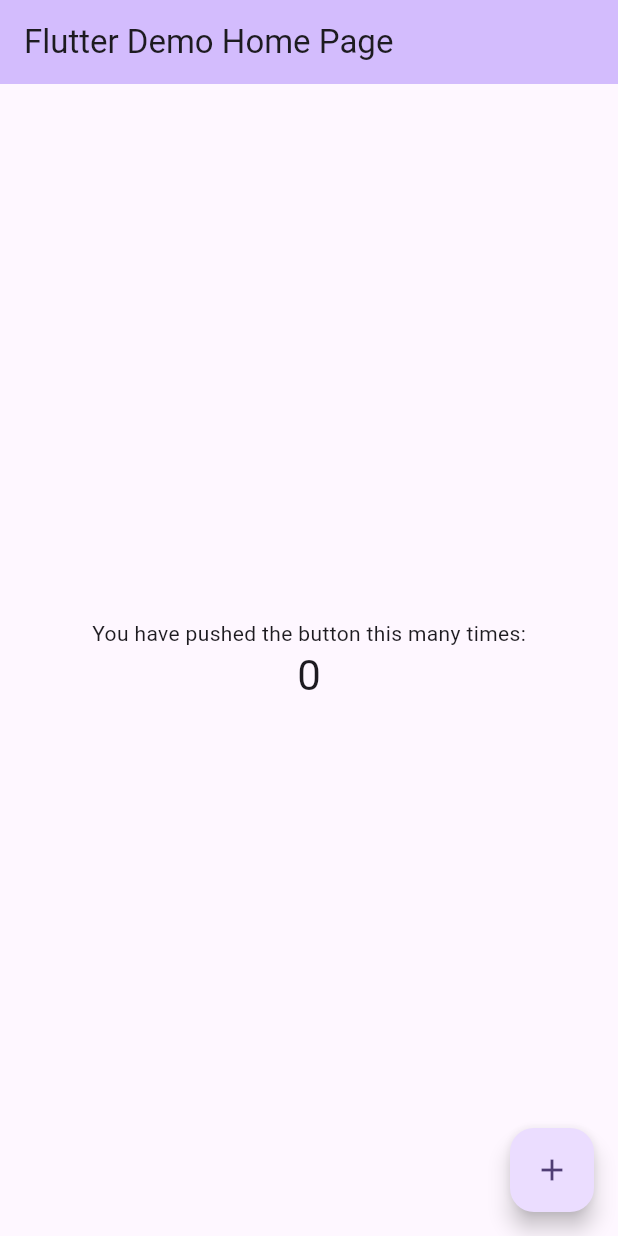
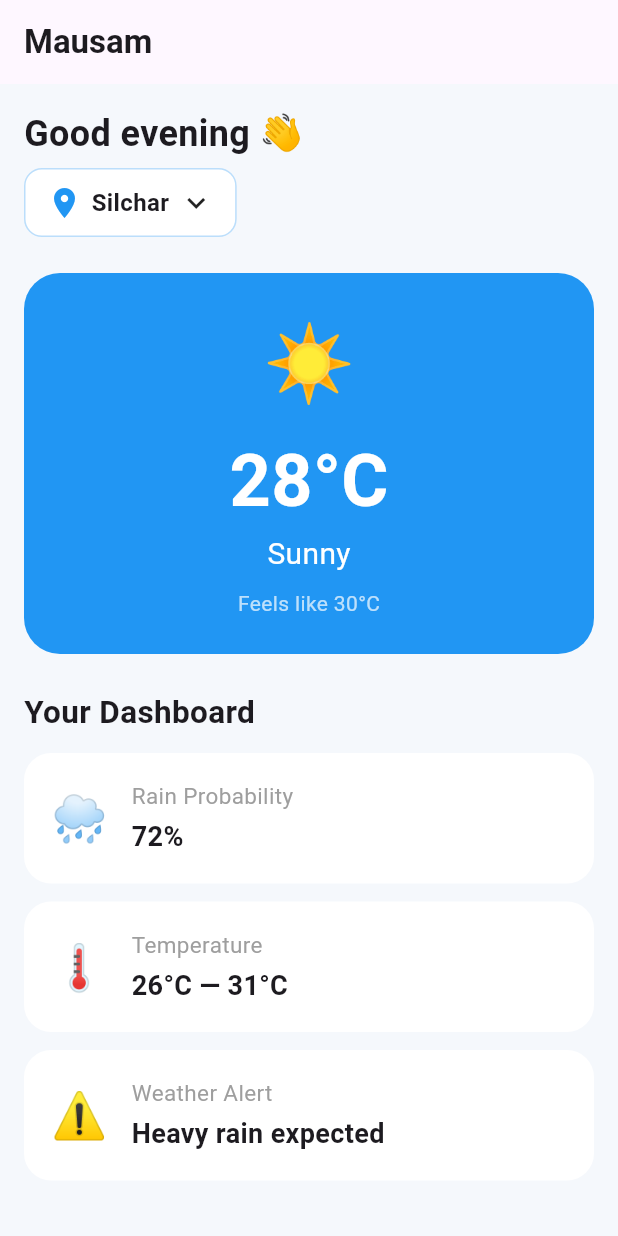
Before and after one commit to ankitrajisrocking-debug/SIH-26076-Mausam, a Flutter app: the screen it shows after launch, on a phone screen of 412 x 824 dp. Run offline on Flutter 3.47's test engine with Material 3 defaults, Android fonts, the light colour scheme and no system bars.

Commit message:
Update Flutter app UI

```diff
--- a/lib/main.dart
+++ b/lib/main.dart
@@ -1,121 +1,329 @@
+
 import 'package:flutter/material.dart';
 
 void main() {
-  runApp(const MyApp());
+  runApp(const MausamApp());
 }
 
-class MyApp extends StatelessWidget {
-  const MyApp({super.key});
+class MausamApp extends StatelessWidget {
+  const MausamApp({super.key});
 
-  // This widget is the root of your application.
   @override
   Widget build(BuildContext context) {
     return MaterialApp(
-      title: 'Flutter Demo',
+      debugShowCheckedModeBanner: false,
+      title: 'Mausam',
       theme: ThemeData(
-        // This is the theme of your application.
-        //
-        // TRY THIS: Try running your application with "flutter run". You'll see
-        // the application has a purple toolbar. Then, without quitting the app,
-        // try changing the seedColor in the colorScheme below to Colors.green
-        // and then invoke "hot reload" (save your changes or press the "hot
-        // reload" button in a Flutter-supported IDE, or press "r" if you used
-        // the command line to start the app).
-        //
-        // Notice that the counter didn't reset back to zero; the application
-        // state is not lost during the reload. To reset the state, use hot
-        // restart instead.
-        //
-        // This works for code too, not just values: Most code changes can be
-        // tested with just a hot reload.
-        colorScheme: .fromSeed(seedColor: Colors.deepPurple),
+        primarySwatch: Colors.blue,
+        scaffoldBackgroundColor: const Color(0xFFF5F8FC),
       ),
-      home: const MyHomePage(title: 'Flutter Demo Home Page'),
+      home: const HomePage(),
     );
   }
 }
 
-class MyHomePage extends StatefulWidget {
-  const MyHomePage({super.key, required this.title});
-
-  // This widget is the home page of your application. It is stateful, meaning
-  // that it has a State object (defined below) that contains fields that affect
-  // how it looks.
-
-  // This class is the configuration for the state. It holds the values (in this
-  // case the title) provided by the parent (in this case the App widget) and
-  // used by the build method of the State. Fields in a Widget subclass are
-  // always marked "final".
-
-  final String title;
+class HomePage extends StatefulWidget {
+  const HomePage({super.key});
 
   @override
-  State<MyHomePage> createState() => _MyHomePageState();
+  State<HomePage> createState() => _HomePageState();
 }
 
-class _MyHomePageState extends State<MyHomePage> {
-  int _counter = 0;
+class _HomePageState extends State<HomePage> {
+  String selectedCity = 'Silchar';
 
-  void _incrementCounter() {
-    setState(() {
-      // This call to setState tells the Flutter framework that something has
-      // changed in this State, which causes it to rerun the build method below
-      // so that the display can reflect the updated values. If we changed
-      // _counter without calling setState(), then the build method would not be
-      // called again, and so nothing would appear to happen.
-      _counter++;
-    });
+  // Temporary list.
+  // Later this will come from our backend.
+  final List<String> cities = [
+    'Silchar',
+    'Guwahati',
+    'Kolkata',
+    'Delhi',
+    'Mumbai',
+    'Bengaluru',
+    'Chennai',
+    'Hyderabad',
+    'Pune',
+    'Jaipur',
+    'Lucknow',
+    'Patna',
+    'Bhopal',
+    'Bhubaneswar',
+    'Ranchi',
+    'Shillong',
+    'Agartala',
+  ];
+
+  void selectLocation() {
+    showModalBottomSheet(
+      context: context,
+      isScrollControlled: true,
+      builder: (context) {
+        return SafeArea(
+          child: SizedBox(
+            height: MediaQuery.of(context).size.height * 0.75,
+            child: Column(
+              children: [
+                const Padding(
+                  padding: EdgeInsets.all(20),
+                  child: Text(
+                    'Select Location',
+                    style: TextStyle(
+                      fontSize: 22,
+                      fontWeight: FontWeight.bold,
+                    ),
+                  ),
+                ),
+
+                const Divider(),
+
+                Expanded(
+                  child: ListView.builder(
+                    itemCount: cities.length,
+                    itemBuilder: (context, index) {
+                      final city = cities[index];
+
+                      return ListTile(
+                        leading: const Icon(
+                          Icons.location_city,
+                          color: Colors.blue,
+                        ),
+                        title: Text(city),
+                        trailing: city == selectedCity
+                            ? const Icon(
+                                Icons.check,
+                                color: Colors.blue,
+                              )
+                            : null,
+                        onTap: () {
+                          setState(() {
+                            selectedCity = city;
+                          });
+
+                          Navigator.pop(context);
+                        },
+                      );
+                    },
+                  ),
+                ),
+              ],
+            ),
+          ),
+        );
+      },
+    );
   }
 
   @override
   Widget build(BuildContext context) {
-    // This method is rerun every time setState is called, for instance as done
-    // by the _incrementCounter method above.
-    //
-    // The Flutter framework has been optimized to make rerunning build methods
-    // fast, so that you can just rebuild anything that needs updating rather
-    // than having to individually change instances of widgets.
     return Scaffold(
       appBar: AppBar(
-        // TRY THIS: Try changing the color here to a specific color (to
-        // Colors.amber, perhaps?) and trigger a hot reload to see the AppBar
-        // change color while the other colors stay the same.
-        backgroundColor: Theme.of(context).colorScheme.inversePrimary,
-        // Here we take the value from the MyHomePage object that was created by
-        // the App.build method, and use it to set our appbar title.
-        title: Text(widget.title),
+        title: const Text(
+          'Mausam',
+          style: TextStyle(
+            fontWeight: FontWeight.bold,
+          ),
+        ),
+        centerTitle: false,
       ),
-      body: Center(
-        // Center is a layout widget. It takes a single child and positions it
-        // in the middle of the parent.
+
+      body: SingleChildScrollView(
+        padding: const EdgeInsets.all(16),
+
         child: Column(
-          // Column is also a layout widget. It takes a list of children and
-          // arranges them vertically. By default, it sizes itself to fit its
-          // children horizontally, and tries to be as tall as its parent.
-          //
-          // Column has various properties to control how it sizes itself and
-          // how it positions its children. Here we use mainAxisAlignment to
-          // center the children vertically; the main axis here is the vertical
-          // axis because Columns are vertical (the cross axis would be
-          // horizontal).
-          //
-          // TRY THIS: Invoke "debug painting" (choose the "Toggle Debug Paint"
-          // action in the IDE, or press "p" in the console), to see the
-          // wireframe for each widget.
-          mainAxisAlignment: .center,
+          crossAxisAlignment: CrossAxisAlignment.start,
           children: [
-            const Text('You have pushed the button this many times:'),
-            Text(
-              '$_counter',
-              style: Theme.of(context).textTheme.headlineMedium,
+
+            const Text(
+              'Good evening 👋',
+              style: TextStyle(
+                fontSize: 24,
+                fontWeight: FontWeight.bold,
+              ),
+            ),
+
+            const SizedBox(height: 6),
+
+            // LOCATION BUTTON
+            GestureDetector(
+              onTap: selectLocation,
+              child: Container(
+                padding: const EdgeInsets.symmetric(
+                  horizontal: 14,
+                  vertical: 10,
+                ),
+                decoration: BoxDecoration(
+                  color: Colors.white,
+                  borderRadius: BorderRadius.circular(12),
+                  border: Border.all(
+                    color: Colors.blue.shade100,
+                  ),
+                ),
+                child: Row(
+                  mainAxisSize: MainAxisSize.min,
+                  children: [
+                    const Icon(
+                      Icons.location_on,
+                      color: Colors.blue,
+                    ),
+
+                    const SizedBox(width: 6),
+
+                    Text(
+                      selectedCity,
+                      style: const TextStyle(
+                        fontSize: 16,
+                        fontWeight: FontWeight.w600,
+                      ),
+                    ),
+
+                    const SizedBox(width: 6),
+
+                    const Icon(
+                      Icons.keyboard_arrow_down,
+                    ),
+                  ],
+                ),
+              ),
+            ),
+
+            const SizedBox(height: 24),
+
+            // Main weather card
+            Container(
+              width: double.infinity,
+              padding: const EdgeInsets.all(24),
+
+              decoration: BoxDecoration(
+                color: Colors.blue,
+                borderRadius: BorderRadius.circular(24),
+              ),
+
+              child: Column(
+                children: const [
+
+                  Text(
+                    '☀️',
+                    style: TextStyle(fontSize: 50),
+                  ),
+
+                  SizedBox(height: 8),
+
+                  Text(
+                    '28°C',
+                    style: TextStyle(
+                      fontSize: 48,
+                      fontWeight: FontWeight.bold,
+                      color: Colors.white,
+                    ),
+                  ),
+
+                  Text(
+                    'Sunny',
+                    style: TextStyle(
+                      fontSize: 20,
+                      color: Colors.white,
+                    ),
+                  ),
+
+                  SizedBox(height: 8),
+
+                  Text(
+                    'Feels like 30°C',
+                    style: TextStyle(
+                      color: Colors.white70,
+                    ),
+                  ),
+                ],
+              ),
+            ),
+
+            const SizedBox(height: 24),
+
+            const Text(
+              'Your Dashboard',
+              style: TextStyle(
+                fontSize: 21,
+                fontWeight: FontWeight.bold,
+              ),
+            ),
+
+            const SizedBox(height: 12),
+
+            _infoCard(
+              icon: '🌧️',
+              title: 'Rain Probability',
+              value: '72%',
+            ),
+
+            _infoCard(
+              icon: '🌡️',
+              title: 'Temperature',
+              value: '26°C — 31°C',
+            ),
+
+            _infoCard(
+              icon: '⚠️',
+              title: 'Weather Alert',
+              value: 'Heavy rain expected',
             ),
           ],
         ),
       ),
-      floatingActionButton: FloatingActionButton(
-        onPressed: _incrementCounter,
-        tooltip: 'Increment',
-        child: const Icon(Icons.add),
+    );
+  }
+
+  static Widget _infoCard({
+    required String icon,
+    required String title,
+    required String value,
+  }) {
+    return Container(
+      width: double.infinity,
+      margin: const EdgeInsets.only(bottom: 12),
+      padding: const EdgeInsets.all(18),
+
+      decoration: BoxDecoration(
+        color: Colors.white,
+        borderRadius: BorderRadius.circular(18),
+      ),
+
+      child: Row(
+        children: [
+
+          Text(
+            icon,
+            style: const TextStyle(fontSize: 30),
+          ),
+
+          const SizedBox(width: 16),
+
+          Expanded(
+            child: Column(
+              crossAxisAlignment: CrossAxisAlignment.start,
+              children: [
+
+                Text(
+                  title,
+                  style: const TextStyle(
+                    fontSize: 15,
+                    color: Colors.grey,
+                  ),
+                ),
+
+                const SizedBox(height: 4),
+
+                Text(
+                  value,
+                  style: const TextStyle(
+                    fontSize: 18,
+                    fontWeight: FontWeight.bold,
+                  ),
+                ),
+              ],
+            ),
+          ),
+        ],
       ),
     );
   }
```
Also changed, not shown: 1 other file.
